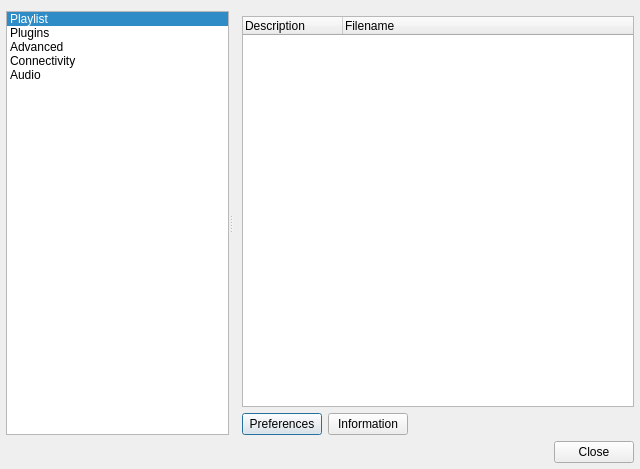
Qt form src/qmmpui/forms/configdialog.ui (ksv1986/qmmp-staging) before a commit.
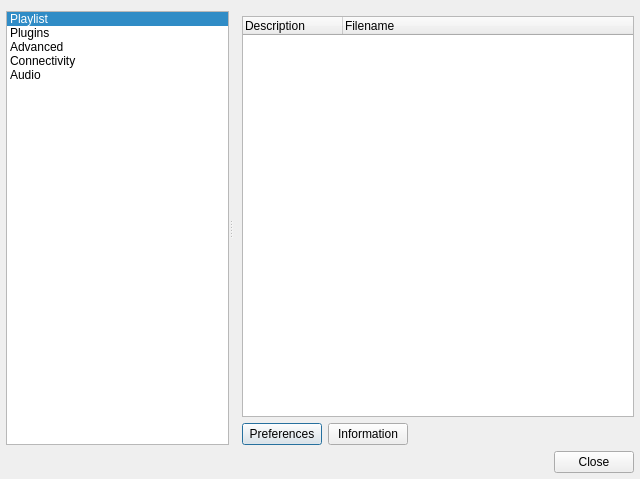
The same form after that commit. The open tabs and pages were chosen to show the change. Icons and pictures are not drawn.

Commit message: added context menu for plugin list (Fixes issue 595)

Patch:
```diff
--- a/src/qmmpui/forms/configdialog.ui
+++ b/src/qmmpui/forms/configdialog.ui
@@ -7,7 +7,7 @@
     <x>0</x>
     <y>0</y>
     <width>640</width>
-    <height>469</height>
+    <height>479</height>
    </rect>
   </property>
   <property name="windowTitle">
```
Left out of the diff: 3 changed lines with no effect on the pictures. The commit also changes 2 other files.
